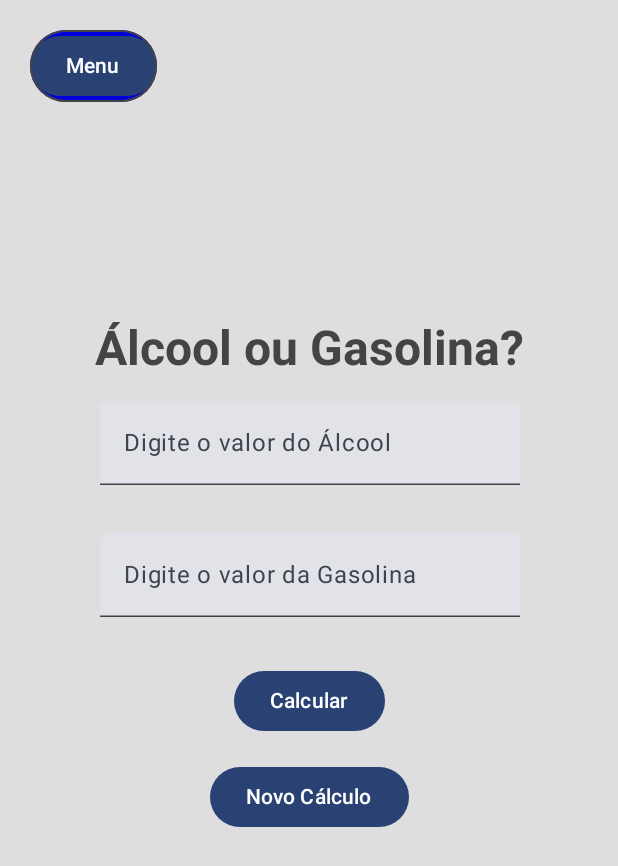
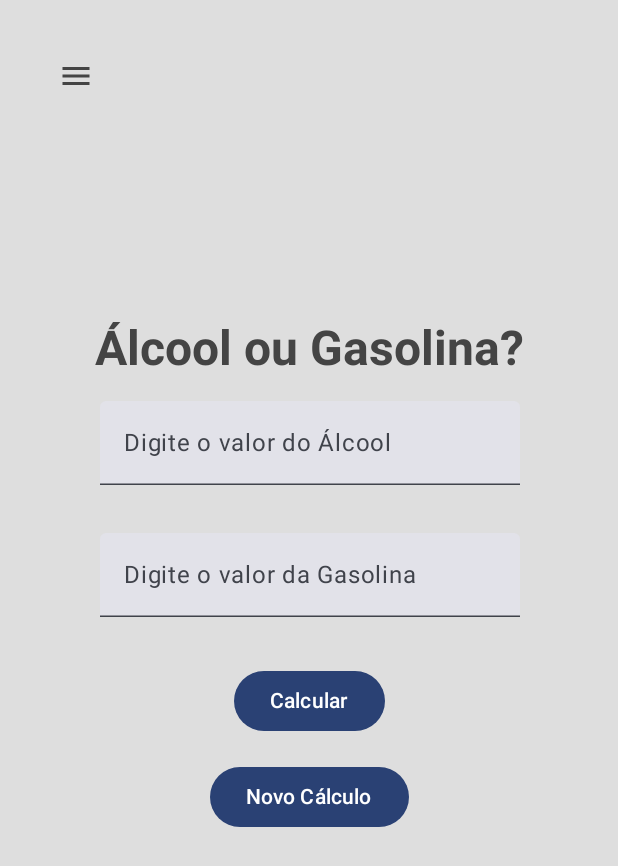
Before and after one commit to wgermanoribeiro/Alcool-ou-Gasolina, an Android app built with Jetpack Compose: the screen it shows after launch (MainActivity), on a phone screen of 412 x 824 dp. Shown: the top 866 px of the screen. Run offline under Robolectric (Android 15) with nearby library versions, the phone set to English and light mode, and no system bars.

Commit message:
- Alterado o estilo do botão do menu lateral

```diff
--- a/app/src/main/java/br/com/germanoribeiro/alcoolougasolina/MainActivity.kt
+++ b/app/src/main/java/br/com/germanoribeiro/alcoolougasolina/MainActivity.kt
@@ -6,22 +6,24 @@ import androidx.activity.ComponentActivity
 import androidx.activity.compose.setContent
 import androidx.compose.animation.AnimatedVisibility
 import androidx.compose.foundation.background
-import androidx.compose.foundation.border
 import androidx.compose.foundation.gestures.detectTapGestures
 import androidx.compose.foundation.layout.Arrangement
 import androidx.compose.foundation.layout.Box
 import androidx.compose.foundation.layout.Column
 import androidx.compose.foundation.layout.fillMaxSize
 import androidx.compose.foundation.layout.padding
-import androidx.compose.foundation.layout.wrapContentSize
+import androidx.compose.foundation.layout.size
 import androidx.compose.foundation.rememberScrollState
-import androidx.compose.foundation.shape.CircleShape
 import androidx.compose.foundation.text.KeyboardActions
 import androidx.compose.foundation.text.KeyboardOptions
 import androidx.compose.foundation.verticalScroll
+import androidx.compose.material.icons.Icons
+import androidx.compose.material.icons.filled.Menu
 import androidx.compose.material3.Button
 import androidx.compose.material3.DrawerValue
 import androidx.compose.material3.ExperimentalMaterial3Api
+import androidx.compose.material3.Icon
+import androidx.compose.material3.IconButton
 import androidx.compose.material3.MaterialTheme
 import androidx.compose.material3.ModalNavigationDrawer
 import androidx.compose.material3.SnackbarDuration
@@ -40,8 +42,6 @@ import androidx.compose.runtime.rememberCoroutineScope
 import androidx.compose.runtime.setValue
 import androidx.compose.ui.Alignment
 import androidx.compose.ui.Modifier
-import androidx.compose.ui.draw.clip
-import androidx.compose.ui.draw.shadow
 import androidx.compose.ui.focus.onFocusChanged
 import androidx.compose.ui.graphics.Color
 import androidx.compose.ui.input.pointer.pointerInput
@@ -324,28 +324,25 @@ fun App() {
 				}
 
 				Box(modifier = Modifier.fillMaxSize()) {
-					Button(
+					IconButton(
 						onClick = {
 							KeyboardUtils.FecharTeclado(keyboardController, focusManager)
 							scope.launch { drawerState.open() }
 						},
 						modifier = Modifier
-							.wrapContentSize() // Permite que o botão ocupe apenas o espaço necessário
-							.align(Alignment.TopStart) // Alinha o botão no topo à esquerda
-							.padding(20.dp) // Adiciona espaçamento ao redor do botão
-							.background(
-								Color.Blue,
-								shape = CircleShape
-							) // Fundo azul e forma circular
-							.border(
-								1.dp,
-								Color.DarkGray,
-								shape = CircleShape
-							) // Borda branca e forma circular
-							.clip(CircleShape) // Recorta o conteúdo do botão em um círculo
-							.shadow(4.dp, shape = CircleShape) // Adiciona uma sombra circular
+							.align(Alignment.TopStart)
+							.padding(25.dp)
+							.size(50.dp)
+//							.border(1.dp,Color.DarkGray,shape = CircleShape)
+//							.background(Color.White,shape = CircleShape)
+
 					) {
-						Text("Menu")
+						Text("")
+						Icon(
+							imageVector = Icons.Default.Menu,
+							contentDescription = "Menu",
+							tint = Color.DarkGray
+						)
 					}
 				}
 			}
```
